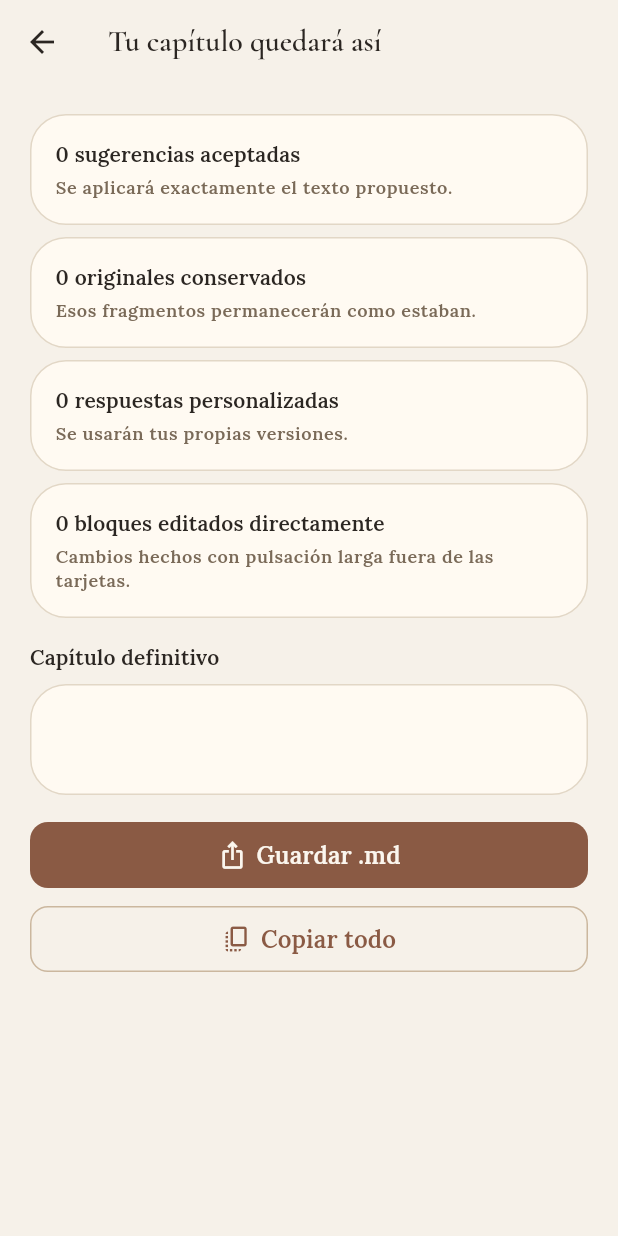
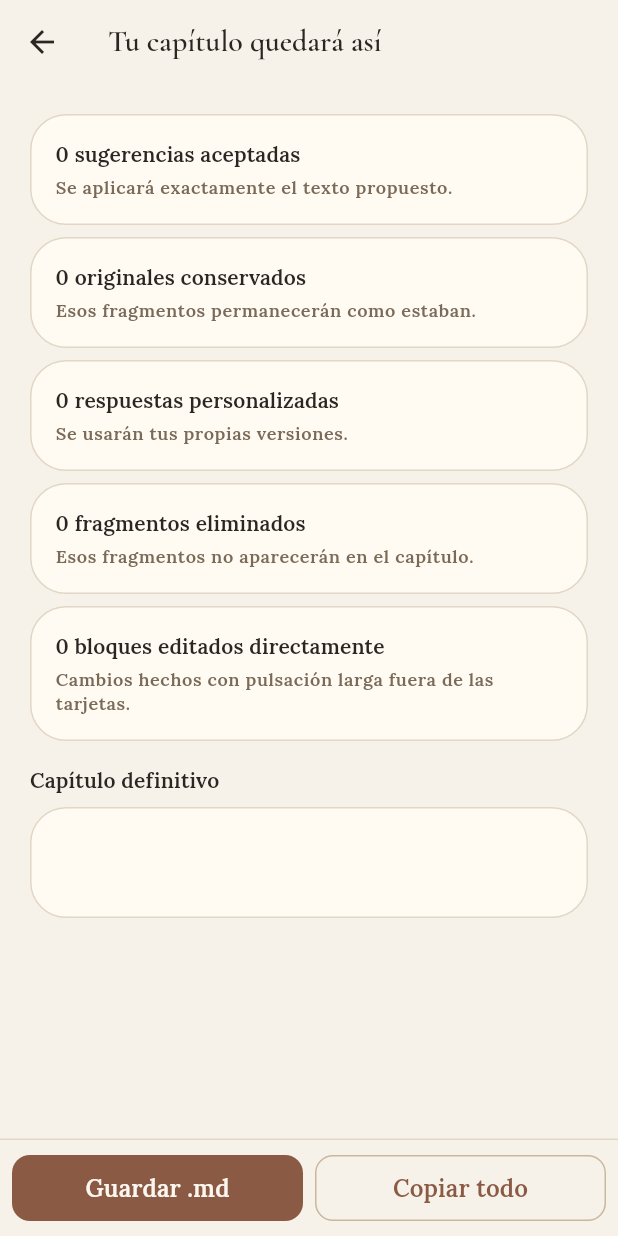
Before and after one commit to Parsy7/bookevision, a Flutter app: the ConfirmScreen screen opened directly with empty values, on a phone screen of 412 x 824 dp. Run offline on Flutter 3.47's test engine with Material 3 defaults, Android fonts, the phone set to English and light mode, and no system bars; our stand-ins replace file_picker, google_fonts, share_plus; network calls fail.

Commit message:
Botones fijos en la confirmacion y opcion de eliminar el original
Dos cosas pedidas:

1. En "Tu capitulo quedara asi", Guardar .md y Copiar todo estaban al
   final del scroll: con un capitulo largo habia que recorrerlo entero
   para llegar a ellos. Van fijos abajo, como ya hacia la vista previa.

2. Tarjetas de sustitucion: nueva opcion "Eliminar el original", que
   resuelve la tarjeta dejandola en blanco y quita del capitulo el
   fragmento original en vez de sustituirlo. En las inserciones no hace
   falta: alli "No anadir nada" ya es eso.

Quitar un fragmento dejaba un separador de mas: un parrafo entero
dejaba dos lineas en blanco seguidas, y una frase dentro de un parrafo
dejaba doble espacio. El motor se lleva ahora uno de los dos
separadores, salvo si justo en ese punto hay otra operacion (una
insercion entre esos dos parrafos), donde comerselo pisaria el texto
insertado. Hay test de ese caso.

Cruza toda la pila, y el backend es la parte que se pierde en silencio
si falta: sin 'omit' en el ENUM de respuestas.choice y en las dos
listas blancas de PHP, la decision se guarda como NULL en el siguiente
autosave. Incluye migracion; hay que aplicarla en el servidor con
scripts/run_migrations.php.

De paso: el resumen ya no dice "1 sugerencias aceptadas", y las listas
de opciones de las tarjetas pasan a const (analyze baja de 10 avisos
a 4).

Co-Authored-By: Claude Opus 5 <noreply@anthropic.com>
Claude-Session: https://claude.ai/code/session_01AAmpQCfXQ66UuuQJJHV9AL

```diff
--- a/lib/screens/confirm_screen.dart
+++ b/lib/screens/confirm_screen.dart
@@ -26,19 +26,38 @@ class ConfirmScreen extends StatelessWidget {
   Widget build(BuildContext context) {
     return Scaffold(
       appBar: AppBar(title: const Text('Tu capítulo quedará así')),
-      body: ListView(
+      // El capítulo definitivo puede ser larguísimo: si los botones van al
+      // final del scroll, hay que recorrerlo entero para llegar a ellos. Van
+      // fijos abajo, como en la vista previa.
+      body: Column(
+        children: [
+          Expanded(
+            child: ListView(
               padding: const EdgeInsets.all(AppSpacing.page),
               children: [
-          _summaryItem('${counts.accepted} sugerencias aceptadas',
+                _summaryItem(
+                    _cuenta(counts.accepted, 'sugerencia aceptada',
+                        'sugerencias aceptadas'),
                     'Se aplicará exactamente el texto propuesto.'),
                 const SizedBox(height: AppSpacing.gapSm),
-          _summaryItem('${counts.originals} originales conservados',
+                _summaryItem(
+                    _cuenta(counts.originals, 'original conservado',
+                        'originales conservados'),
                     'Esos fragmentos permanecerán como estaban.'),
                 const SizedBox(height: AppSpacing.gapSm),
-          _summaryItem('${counts.custom} respuestas personalizadas',
+                _summaryItem(
+                    _cuenta(counts.custom, 'respuesta personalizada',
+                        'respuestas personalizadas'),
                     'Se usarán tus propias versiones.'),
                 const SizedBox(height: AppSpacing.gapSm),
-          _summaryItem('${counts.manual} bloques editados directamente',
+                _summaryItem(
+                    _cuenta(counts.omitted, 'fragmento eliminado',
+                        'fragmentos eliminados'),
+                    'Esos fragmentos no aparecerán en el capítulo.'),
+                const SizedBox(height: AppSpacing.gapSm),
+                _summaryItem(
+                    _cuenta(counts.manual, 'bloque editado directamente',
+                        'bloques editados directamente'),
                     'Cambios hechos con pulsación larga fuera de las tarjetas.'),
                 const SizedBox(height: AppSpacing.gapMd),
                 Text('Capítulo definitivo', style: AppText.label),
@@ -52,17 +71,38 @@ class ConfirmScreen extends StatelessWidget {
                   ),
                   child: SelectableText(text, style: AppText.readerText),
                 ),
-          const SizedBox(height: AppSpacing.gapMd),
-          AppButton(
+              ],
+            ),
+          ),
+          _acciones(context),
+        ],
+      ),
+    );
+  }
+
+  /// Barra fija: los dos botones, siempre a mano, sin scroll.
+  Widget _acciones(BuildContext context) {
+    return SafeArea(
+      top: false,
+      child: Container(
+        padding: const EdgeInsets.all(AppSpacing.gapSm),
+        decoration: const BoxDecoration(
+          color: AppColors.bg,
+          border: Border(top: BorderSide(color: AppColors.border, width: 1)),
+        ),
+        child: Row(
+          children: [
+            Expanded(
+              child: AppButton(
                 label: 'Guardar .md',
-            icon: Icons.ios_share,
                 onPressed: () => ExportMd.share(title, 'definitivo', text),
               ),
-          const SizedBox(height: AppSpacing.gapSm),
-          AppButton(
+            ),
+            const SizedBox(width: AppSpacing.gapSm),
+            Expanded(
+              child: AppButton(
                 label: 'Copiar todo',
                 variant: AppButtonVariant.secondary,
-            icon: Icons.copy_all_outlined,
                 onPressed: () async {
                   await ExportMd.copy(text);
                   if (context.mounted) {
@@ -72,10 +112,16 @@ class ConfirmScreen extends StatelessWidget {
                   }
                 },
               ),
+            ),
           ],
+        ),
       ),
     );
   }
+
+  /// «1 fragmento eliminado» / «2 fragmentos eliminados».
+  String _cuenta(int n, String singular, String plural) =>
+      '$n ${n == 1 ? singular : plural}';
 
   Widget _summaryItem(String title, String subtitle) {
     return AppCard(
```
Also changed, not shown: lib/models/answer.dart (+11 -5 lines), lib/services/review_session.dart (+47 -1 lines), lib/widgets/suggestion_card.dart (+21 -2 lines), 8 other files. Lines whose indentation alone changed are shown as unchanged.
